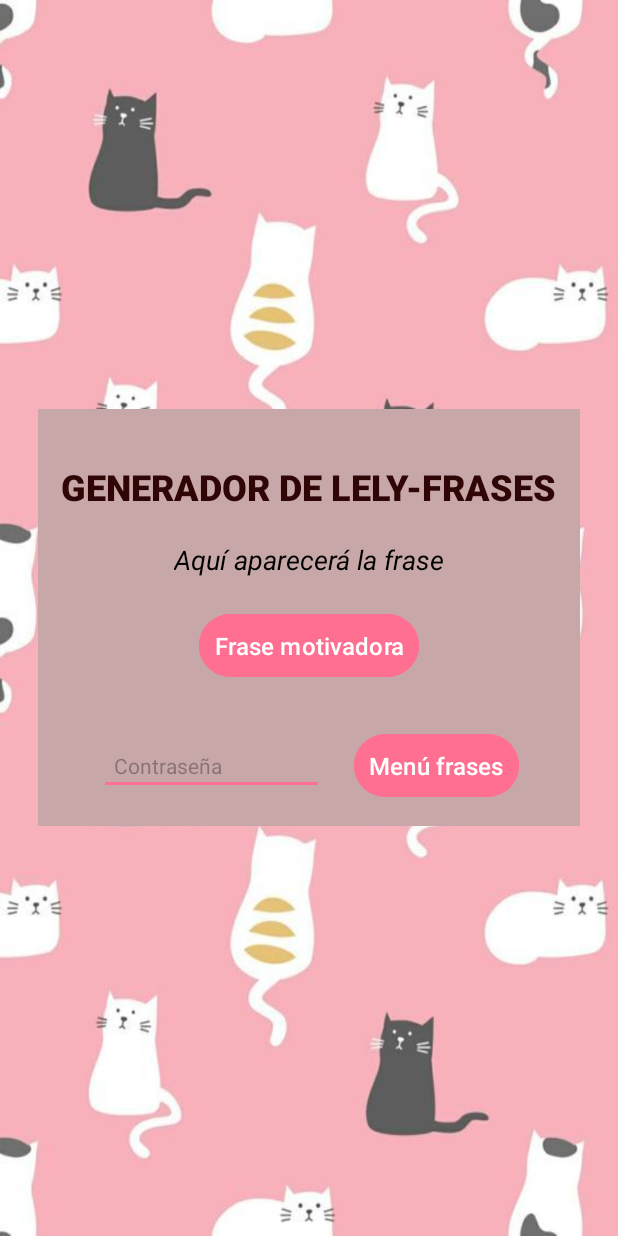
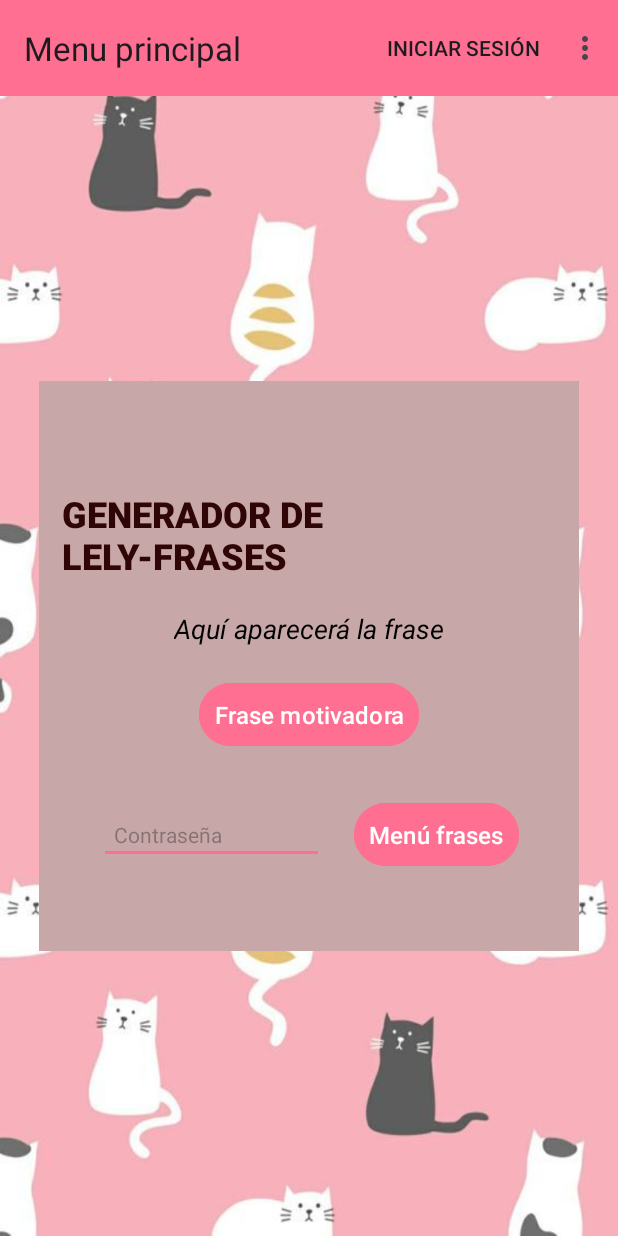
Before and after one commit to AmarinoLama/AppFrasesRandomSanValentin, an Android app: the screen it shows after launch (MainActivity before the commit, VentanaPrincipal after it), on a phone screen of 412 x 824 dp. Run offline under Robolectric (Android 15) with nearby library versions, the phone set to English and light mode, and no system bars; our stand-ins replace Room's generated code.

Commit message:
feat(): añadir el menú principal a la VentanaPrincipal

```diff
--- a/app/src/main/AndroidManifest.xml
+++ b/app/src/main/AndroidManifest.xml
@@ -13,10 +13,10 @@
         android:theme="@style/Theme.RegaloLely"
         tools:targetApi="31">
         <activity
-            android:name=".activity.Activity2"
+            android:name=".VentanaCrud"
             android:exported="false" />
         <activity
-            android:name=".activity.MainActivity"
+            android:name=".VentanaPrincipal"
             android:exported="true">
             <intent-filter>
                 <action android:name="android.intent.action.MAIN" />
--- /dev/null
+++ b/app/src/main/java/com/example/regalolely/MenuHandler.java
@@ -0,0 +1,46 @@
+package com.example.regalolely;
+
+import android.content.Context;
+import android.view.Menu;
+import android.view.MenuInflater;
+import android.view.MenuItem;
+import android.widget.Toast;
+
+import androidx.annotation.NonNull;
+import androidx.core.view.MenuProvider;
+
+public class MenuHandler implements MenuProvider {
+
+    private final Context context;
+
+    public MenuHandler(Context context) {
+        this.context = context;
+    }
+
+    @Override
+    public void onCreateMenu(@NonNull Menu menu, @NonNull MenuInflater menuInflater) {
+        menuInflater.inflate(R.menu.menu_principal, menu);
+    }
+
+    @Override
+    public boolean onMenuItemSelected(@NonNull MenuItem menuItem) {
+        int id = menuItem.getItemId();
+        if (id == R.id.op_inicioSesion) {
+            Toast.makeText(context, "Opción 1", Toast.LENGTH_SHORT).show();
+            return true;
+        }
+        if (id == R.id.op_editarFrases) {
+            Toast.makeText(context, "Opción 2", Toast.LENGTH_SHORT).show();
+            return true;
+        }
+        if (id == R.id.op_controlarMusica) {
+            Toast.makeText(context, "Opción 3", Toast.LENGTH_SHORT).show();
+            return true;
+        }
+        if (id == R.id.op_botonPanico) {
+            Toast.makeText(context, "Opción 4", Toast.LENGTH_SHORT).show();
+            return true;
+        }
+        return false;
+    }
+}
--- a/app/src/main/java/com/example/regalolely/activity/Activity2.java
+++ b/app/src/main/java/com/example/regalolely/VentanaCrud.java
@@ -1,4 +1,4 @@
-package com.example.regalolely.activity;
+package com.example.regalolely;
 
 import android.content.Intent;
 import android.os.Bundle;
@@ -12,15 +12,12 @@ import androidx.appcompat.app.AppCompatActivity;
 import androidx.core.graphics.Insets;
 import androidx.core.view.ViewCompat;
 import androidx.core.view.WindowInsetsCompat;
-import androidx.room.Room;
 
-import com.example.regalolely.conexion.AppDatabase;
 import com.example.regalolely.conexion.Conexion;
 import com.example.regalolely.conexion.dao.FraseDao;
-import com.example.regalolely.R;
 import com.example.regalolely.conexion.model.Frase;
 
-public class Activity2 extends AppCompatActivity {
+public class VentanaCrud extends AppCompatActivity {
 
     private FraseDao fraseDao;
 
@@ -31,20 +28,14 @@ public class Activity2 extends AppCompatActivity {
     @Override
     protected void onCreate(Bundle savedInstanceState) {
         super.onCreate(savedInstanceState);
-        EdgeToEdge.enable(this);
-        setContentView(R.layout.activity_2);
-        ViewCompat.setOnApplyWindowInsetsListener(findViewById(R.id.main), (v, insets) -> {
-            Insets systemBars = insets.getInsets(WindowInsetsCompat.Type.systemBars());
-            v.setPadding(systemBars.left, systemBars.top, systemBars.right, systemBars.bottom);
-            return insets;
-        });
+        setContentView(R.layout.ventana_crud);
 
         // Inicializar la base de datos
         Conexion.runBBDD(this);
         fraseDao = Conexion.getFraseDao();
 
         btnVolver.setOnClickListener(v -> {
-            Intent intent = new Intent(Activity2.this, MainActivity.class);
+            Intent intent = new Intent(VentanaCrud.this, VentanaPrincipal.class);
             startActivity(intent);
         });
 
--- a/app/src/main/java/com/example/regalolely/activity/MainActivity.java
+++ b/app/src/main/java/com/example/regalolely/VentanaPrincipal.java
@@ -1,4 +1,4 @@
-package com.example.regalolely.activity;
+package com.example.regalolely;
 
 import android.content.Intent;
 import android.media.MediaPlayer;
@@ -8,51 +8,51 @@ import android.widget.TextView;
 import android.widget.Button;
 import android.view.View;
 import android.widget.Toast;
+import androidx.appcompat.widget.Toolbar;
 import com.example.regalolely.conexion.Conexion;
 import com.example.regalolely.conexion.dao.FraseDao;
-import com.example.regalolely.R;
 import com.example.regalolely.conexion.model.Frase;
-
 import java.util.Arrays;
 import java.util.List;
 
-public class MainActivity extends AppCompatActivity {
+public class VentanaPrincipal extends AppCompatActivity {
 
     private FraseDao fraseDao;
     private TextView textView, txtContrasena;
     private MediaPlayer mediaPlayer;
+    private Toolbar toolbar;
+    private Button btnMenu, btnMostrar;
 
     @Override
     protected void onCreate(Bundle savedInstanceState) {
         super.onCreate(savedInstanceState);
-        setContentView(R.layout.activity_main);
+        setContentView(R.layout.ventana_principal);
+
+        inicializar();
+
+        // Configurar el menú principal
+        setSupportActionBar(toolbar);
+        addMenuProvider(new MenuHandler(this));
 
         // Inicializar la base de datos
         Conexion.runBBDD(this);
         fraseDao = Conexion.getFraseDao();
 
-        // Inicializa el MediaPlayer con el archivo de sonido
+        // Inicializa el MediaPlayer con el archivo de sonido y lo reproduce
         mediaPlayer = MediaPlayer.create(this, R.raw.musica);
         mediaPlayer.setLooping(true);
-
-        // Inicia la reproducción del sonido
         mediaPlayer.start();
 
         cargarFrases();
-
-        textView = findViewById(R.id.frase);
-        txtContrasena = findViewById(R.id.txtContrasena);
-        Button btnMenu = findViewById(R.id.btnMenu);
-        Button btnMostrar = findViewById(R.id.btnMostrar);
 
         btnMenu.setOnClickListener(new View.OnClickListener() {
             @Override
             public void onClick(View v) {
                 if (txtContrasena.getText().toString().equals("amarinolama")) {
-                    Intent intent = new Intent(MainActivity.this, Activity2.class);
+                    Intent intent = new Intent(VentanaPrincipal.this, VentanaCrud.class);
                     startActivity(intent);
                 } else {
-                    Toast.makeText(MainActivity.this, "Contraseña incorrecta", Toast.LENGTH_SHORT).show();
+                    Toast.makeText(VentanaPrincipal.this, "Contraseña incorrecta", Toast.LENGTH_SHORT).show();
                     txtContrasena.setText("");
                 }
             }
@@ -77,6 +77,14 @@ public class MainActivity extends AppCompatActivity {
             mediaPlayer.stop();
             mediaPlayer.release();
         }
+    }
+
+    private void inicializar() {
+        textView = findViewById(R.id.frase);
+        txtContrasena = findViewById(R.id.txtContrasena);
+        btnMenu = findViewById(R.id.btnMenu);
+        btnMostrar = findViewById(R.id.btnMostrar);
+        toolbar = findViewById(R.id.toolbar);
     }
 
     private void cargarFrases() {
--- a/app/src/main/res/layout/activity_main.xml
+++ b/app/src/main/res/layout/ventana_principal.xml
@@ -1,64 +1,77 @@
 <?xml version="1.0" encoding="utf-8"?>
-<LinearLayout
+<RelativeLayout
     xmlns:android="http://schemas.android.com/apk/res/android"
+    xmlns:app="http://schemas.android.com/apk/res-auto"
     android:layout_width="match_parent"
     android:layout_height="match_parent"
-    android:gravity="center"
     android:orientation="vertical"
+    android:gravity="center_horizontal"
     android:background="@drawable/fondo">
+
+    <androidx.appcompat.widget.Toolbar
+        android:id="@+id/toolbar"
+        android:layout_width="match_parent"
+        android:layout_height="wrap_content"
+        android:background="#FF6F91"
+        app:title="Menu principal" />
 
     <LinearLayout
         android:layout_width="wrap_content"
         android:layout_height="wrap_content"
+        android:layout_below="@+id/toolbar"
+        android:layout_alignParentStart="true"
+        android:layout_alignParentEnd="true"
+        android:layout_alignParentBottom="true"
+        android:layout_marginVertical="190dp"
+        android:layout_marginHorizontal="26dp"
+        android:background="#C7A7A7"
         android:gravity="center"
         android:orientation="vertical"
-        android:padding="15dp"
-        android:background="#C7A7A7"
-        android:layout_margin="10dp">
+        android:padding="15dp">
 
         <!-- Título principal -->
         <TextView
             android:layout_width="wrap_content"
             android:layout_height="wrap_content"
+            android:layout_marginTop="20dp"
+            android:fontFamily="sans-serif-medium"
             android:text="GENERADOR DE LELY-FRASES"
+            android:textColor="#2F0505"
             android:textSize="24sp"
-            android:textStyle="bold"
-            android:textColor="#2F0505"
-            android:layout_marginTop="20dp"
-            android:fontFamily="sans-serif-medium"/>
+            android:textStyle="bold" />
 
         <!-- Frase generada -->
         <TextView
             android:id="@+id/frase"
             android:layout_width="wrap_content"
             android:layout_height="wrap_content"
+            android:layout_marginTop="20dp"
             android:text="Aquí aparecerá la frase"
-            android:textStyle="italic"
             android:textColor="#000000"
             android:textSize="18sp"
-            android:layout_marginTop="20dp"/>
+            android:textStyle="italic" />
 
         <!-- Botón de cargar frase -->
         <Button
             android:id="@+id/btnMostrar"
             android:layout_width="wrap_content"
             android:layout_height="wrap_content"
+            android:layout_gravity="center"
+            android:layout_marginTop="20dp"
+            android:backgroundTint="#FF6F91"
+            android:drawablePadding="10dp"
+            android:padding="10dp"
             android:text="Frase motivadora"
             android:textColor="#FFFFFF"
-            android:backgroundTint="#FF6F91"
-            android:textSize="16sp"
-            android:layout_marginTop="20dp"
-            android:layout_gravity="center"
-            android:padding="10dp"
-            android:drawablePadding="10dp"/>
+            android:textSize="16sp" />
 
         <!-- Contenedor para contraseña y botón menú -->
         <LinearLayout
             android:layout_width="match_parent"
             android:layout_height="wrap_content"
-            android:orientation="horizontal"
+            android:layout_marginTop="30dp"
             android:gravity="center"
-            android:layout_marginTop="30dp">
+            android:orientation="horizontal">
 
             <!-- Campo de contraseña -->
             <EditText
@@ -66,27 +79,27 @@
 
                 android:layout_width="150dp"
                 android:layout_height="wrap_content"
+                android:layout_marginEnd="20dp"
+                android:backgroundTint="#FF6F91"
                 android:hint="Contraseña"
-                android:backgroundTint="#FF6F91"
+                android:inputType="textPassword"
+                android:padding="10dp"
                 android:textColor="#000000"
-                android:layout_marginEnd="20dp"
-                android:padding="10dp"
-                android:textSize="14sp"
-                android:inputType="textPassword"/>
+                android:textSize="14sp" />
 
             <!-- Botón del menú -->
             <Button
                 android:id="@+id/btnMenu"
                 android:layout_width="wrap_content"
                 android:layout_height="wrap_content"
+                android:layout_gravity="center"
+                android:backgroundTint="#FF6F91"
+                android:drawablePadding="10dp"
+                android:padding="10dp"
                 android:text="Menú frases"
                 android:textColor="#FFFFFF"
-                android:backgroundTint="#FF6F91"
-                android:textSize="16sp"
-                android:layout_gravity="center"
-                android:padding="10dp"
-                android:drawablePadding="10dp"/>
+                android:textSize="16sp" />
         </LinearLayout>
     </LinearLayout>
 
-</LinearLayout>
+</RelativeLayout>
--- /dev/null
+++ b/app/src/main/res/menu/menu_principal.xml
@@ -0,0 +1,18 @@
+<?xml version="1.0" encoding="utf-8"?>
+<menu xmlns:app="http://schemas.android.com/apk/res-auto"
+    xmlns:android="http://schemas.android.com/apk/res/android">
+
+    <item
+        android:id="@+id/op_inicioSesion"
+        android:title="Iniciar Sesión"
+        app:showAsAction="ifRoom" />
+    <item
+        android:id="@+id/op_editarFrases"
+        android:title="Editar Frases"/>
+    <item
+        android:id="@+id/op_controlarMusica"
+        android:title="Controlar Música" />
+    <item
+        android:id="@+id/op_botonPanico"
+        android:title="Botón del Pánico" />
+</menu>
```
Also changed, not shown: app/src/main/res/layout/ventana_crud.xml (renamed from app/src/main/res/layout/activity_2.xml).
